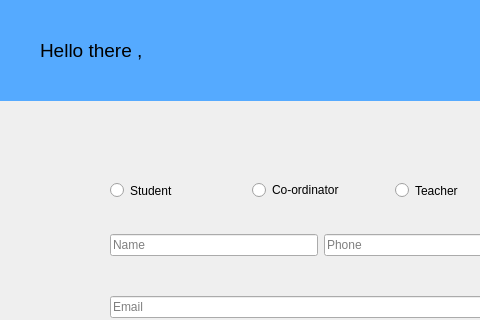
This is signupdialog.ui in prazzx/Kakshya as Qt 5 draws it before an edit; both pictures show x 0 to 480 and y 0 to 320 of the 1024 by 768 pixel window. The edited form follows.
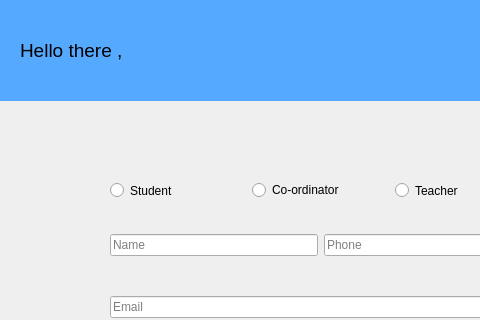
This is the edited form.

```diff
--- a/signupdialog.ui
+++ b/signupdialog.ui
@@ -138,7 +138,7 @@
    <widget class="QLabel" name="label_2">
     <property name="geometry">
      <rect>
-      <x>40</x>
+      <x>20</x>
       <y>10</y>
       <width>181</width>
       <height>81</height>
```
